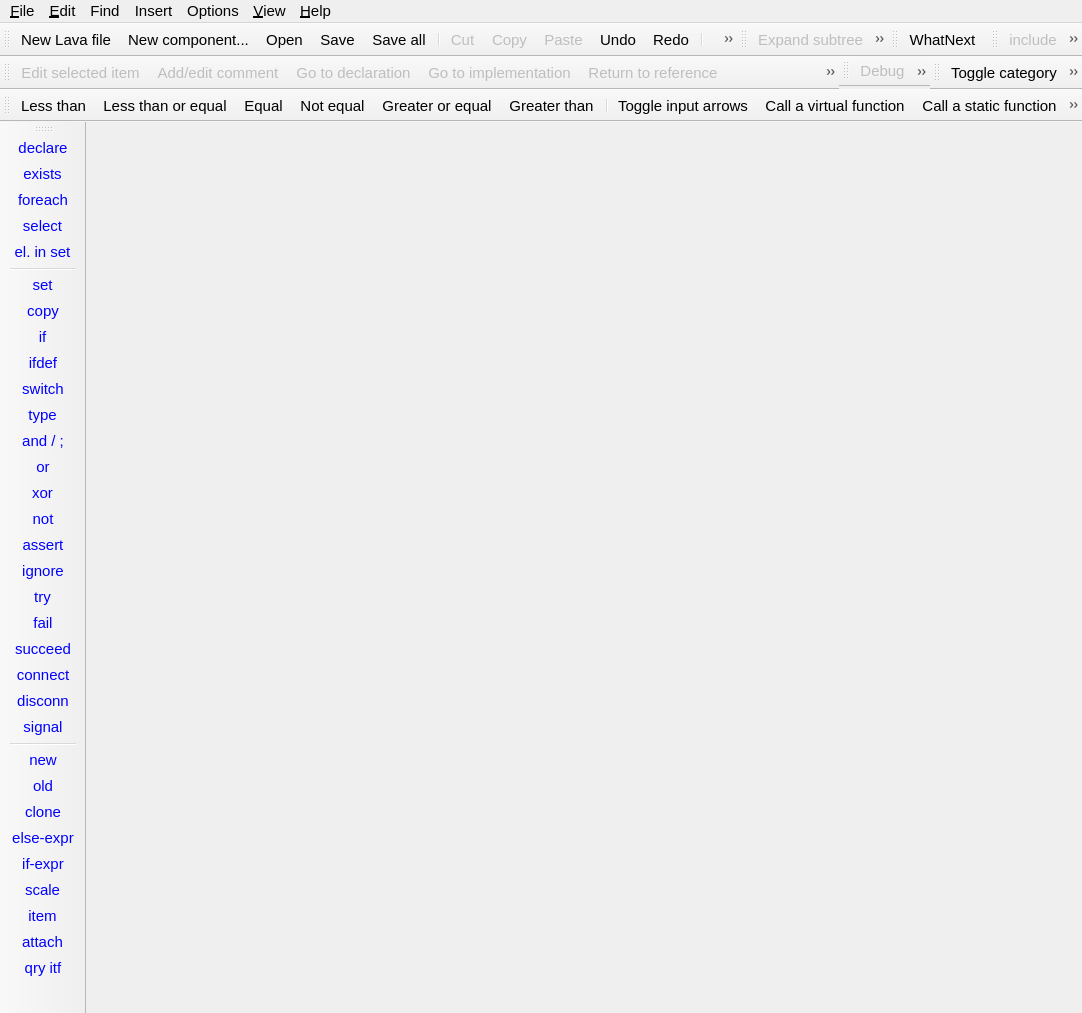
Before: the Qt Designer form lavape/src/LavaPE_UI/cmainframe.ui in berkus/lavape, drawn with Qt 5.
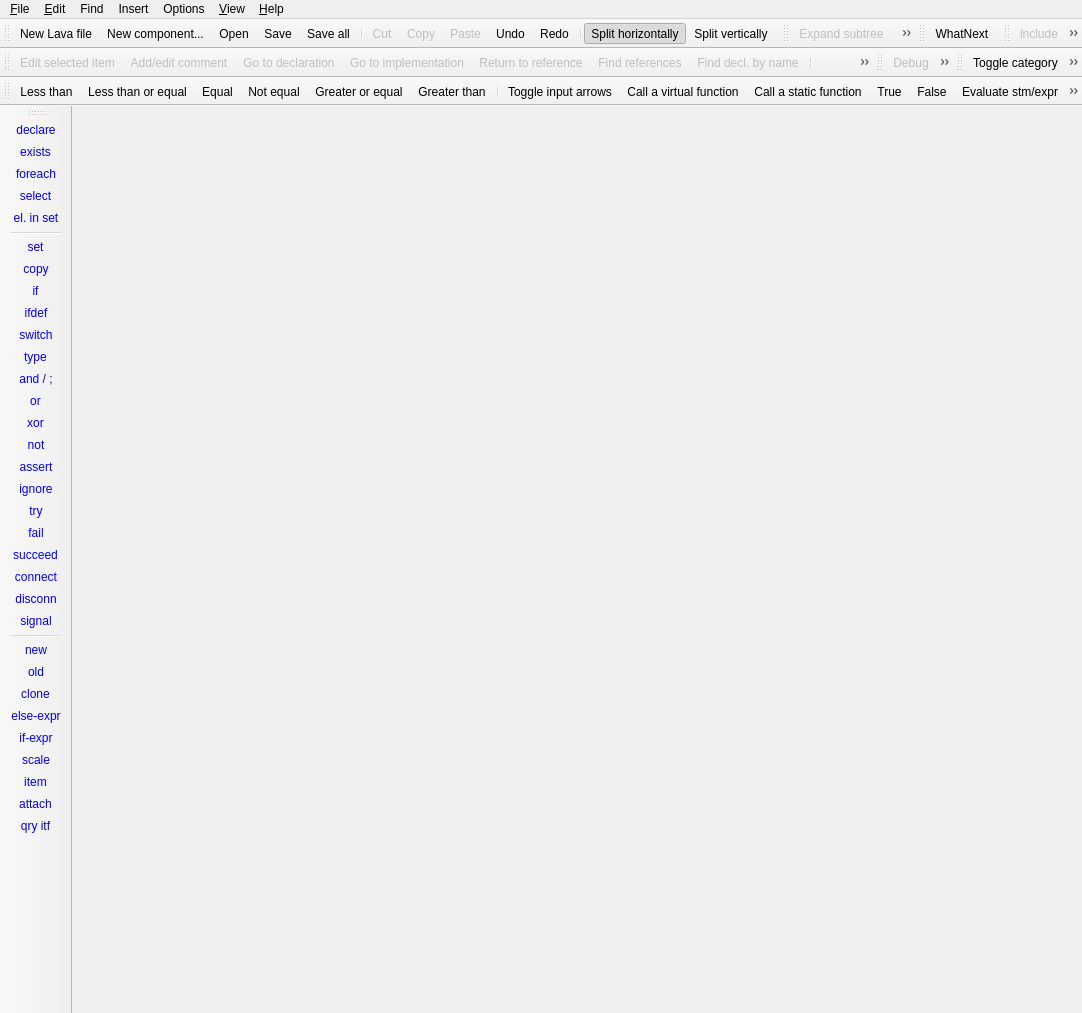
After: the same form once the commit is applied. Icons and pictures are not drawn.

Commit message: Global font settings fixed

Patch:
```diff
--- a/lavape/src/LavaPE_UI/cmainframe.ui
+++ b/lavape/src/LavaPE_UI/cmainframe.ui
@@ -10,11 +10,6 @@
     <height>1013</height>
    </rect>
   </property>
-  <property name="font">
-   <font>
-    <pointsize>11</pointsize>
-   </font>
-  </property>
   <property name="windowTitle">
    <string>Lava Programming Environment</string>
   </property>
@@ -462,7 +457,7 @@
      <x>0</x>
      <y>0</y>
      <width>1082</width>
-     <height>26</height>
+     <height>22</height>
     </rect>
    </property>
    <property name="sizePolicy">
```
The commit also changes 3 other files.
